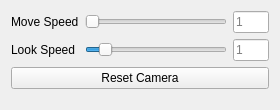
Qt form include/ui/plugins/interactor_toolbox.ui (VRGroupRWTH/pli_view) before a commit.
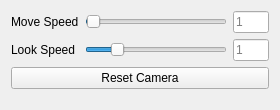
The same form after that commit.

Commit message: UI defaults adjustments.

```diff
--- a/include/ui/plugins/interactor_toolbox.ui
+++ b/include/ui/plugins/interactor_toolbox.ui
@@ -64,7 +64,7 @@
       <number>10000</number>
      </property>
      <property name="value">
-      <number>1000</number>
+      <number>2000</number>
      </property>
      <property name="orientation">
       <enum>Qt::Horizontal</enum>
@@ -150,10 +150,10 @@
       <number>10000</number>
      </property>
      <property name="value">
-      <number>10</number>
+      <number>100</number>
      </property>
      <property name="sliderPosition">
-      <number>10</number>
+      <number>100</number>
      </property>
      <property name="orientation">
       <enum>Qt::Horizontal</enum>
```
The commit also changes 1 other file.
